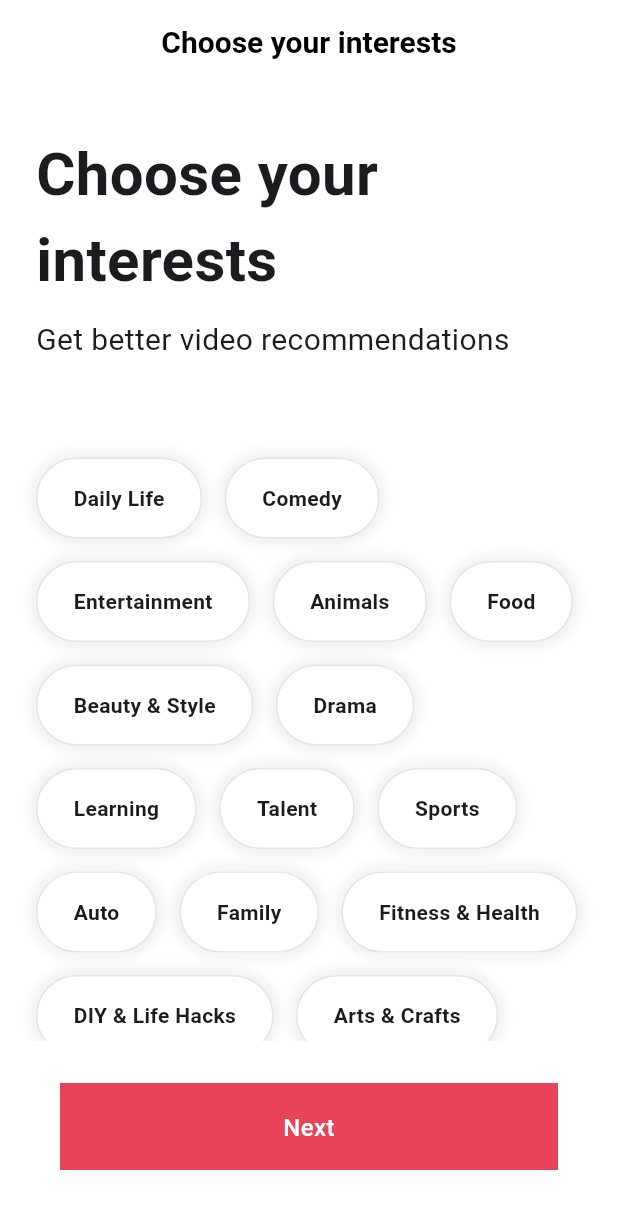
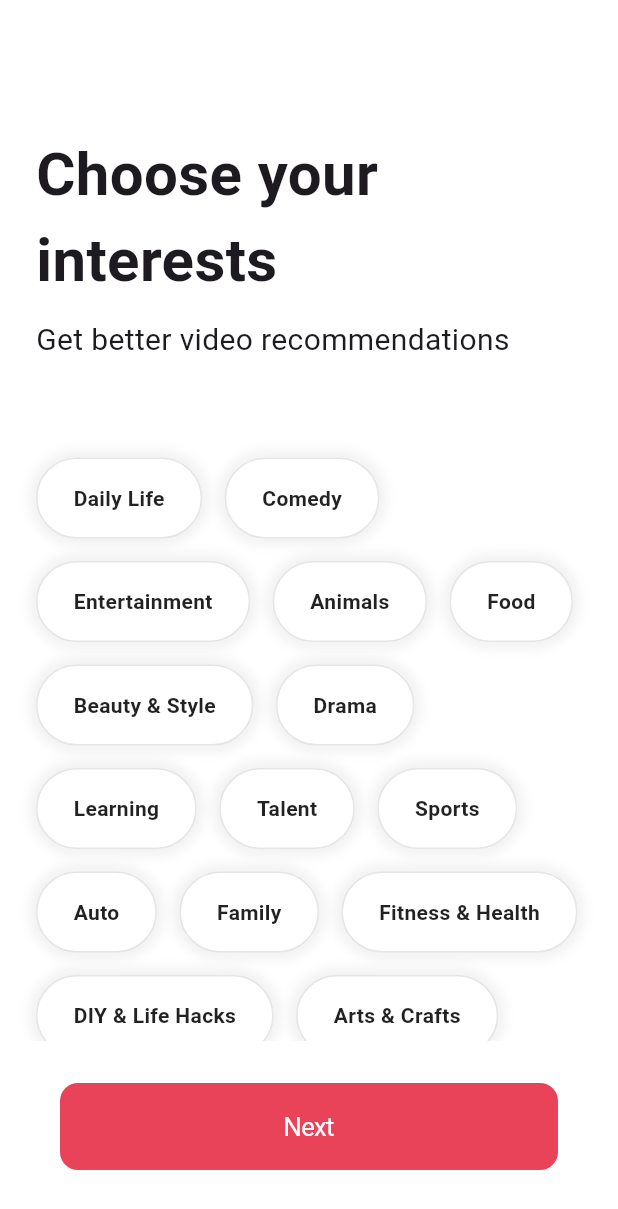
Before and after one commit to ardenspace/practice-flutter2, a Flutter app: the screen it shows after launch, on a phone screen of 412 x 824 dp. Shown: the top 1209 px of the screen. Run offline on Flutter 3.47's test engine with Material 3 defaults, Android fonts, the phone set to English and light mode, and no system bars; our stand-ins replace font_awesome_flutter.

Commit message:
update interests screen and interests button widgets

```diff
--- a/lib/features/authentication/widgets/onboarding/interests_screen.dart
+++ b/lib/features/authentication/widgets/onboarding/interests_screen.dart
@@ -1,6 +1,9 @@
+import 'package:flutter/cupertino.dart';
 import 'package:flutter/material.dart';
 import 'package:tiktok_clone/constants/gaps.dart';
 import 'package:tiktok_clone/constants/sizes.dart';
+import 'package:tiktok_clone/features/authentication/widgets/onboarding/widgets/interets_button.dart';
+import 'package:tiktok_clone/features/authentication/widgets/onboarding/widgets/tutorial_screen.dart';
 
 const interests = [
   "Daily Life",
@@ -43,16 +46,73 @@ const interests = [
   "Home & Garden",
 ];
 
-class InterestsScreen extends StatelessWidget {
+class InterestsScreen extends StatefulWidget {
   const InterestsScreen({super.key});
+
+  @override
+  State<InterestsScreen> createState() =>
+      _InterestsScreenState();
+}
+
+class _InterestsScreenState extends State<InterestsScreen> {
+  final ScrollController _scrollController =
+      ScrollController();
+
+  bool _showTitle = false;
+
+  void _onScroll() {
+    // 처음에는 전체에 setState를 먹였는데 그렇게 하면 단점: 어쨌든 스크롤을 할 때마다 항상 호출됨 그런데 이렇게 개별로 setState를 주게 되면 값이 실제로 변경될 때에만 호출됨 ... 따라서 setState를 따로 관리하는 게 효율적이겠지?
+    if (_scrollController.offset > 100) {
+      if (!_showTitle) {
+        setState(() {
+          _showTitle = true;
+        });
+      }
+    } else {
+      if (_showTitle) {
+        setState(() {
+          _showTitle = false;
+        });
+      }
+    }
+  }
+
+  void _onNextTap() {
+    Navigator.push(
+      context,
+      MaterialPageRoute(
+        builder: (context) => const TutorialScreen(),
+      ),
+    );
+  }
+
+  @override
+  void initState() {
+    super.initState();
+
+    _scrollController.addListener(_onScroll);
+  }
+
+  @override
+  void dispose() {
+    _scrollController.dispose();
+    super.dispose();
+  }
 
   @override
   Widget build(BuildContext context) {
     return Scaffold(
       appBar: AppBar(
-        title: const Text("Choose your interests"),
+        title: AnimatedOpacity(
+          opacity: _showTitle ? 1 : 0,
+          duration: const Duration(milliseconds: 300),
+          child: const Text("Choose your interests"),
         ),
-      body: SingleChildScrollView(
+      ),
+      body: Scrollbar(
+        controller: _scrollController,
+        child: SingleChildScrollView(
+          controller: _scrollController,
           child: Padding(
             padding: const EdgeInsets.only(
               left: Sizes.size24,
@@ -81,47 +141,16 @@ class InterestsScreen extends StatelessWidget {
                   spacing: 15,
                   children: [
                     for (var interest in interests)
-                    Container(
-                      padding: const EdgeInsets.symmetric(
-                        vertical: Sizes.size16,
-                        horizontal: Sizes.size24,
-                      ),
-                      decoration: BoxDecoration(
-                        color: Colors.white,
-                        borderRadius: BorderRadius.circular(
-                          Sizes.size32,
-                        ),
-                        border: Border.all(
-                          color: Colors.black.withValues(
-                            alpha: 0.1,
-                          ),
-                        ),
-                        boxShadow: [
-                          BoxShadow(
-                            color: Colors.black.withValues(
-                              alpha: 0.05,
-                            ),
-                            blurRadius: 5,
-                            spreadRadius: 5,
-                          ),
-                        ],
-                      ),
-                      child: Text(
-                        interest,
-                        style: const TextStyle(
-                          fontWeight: FontWeight.bold,
-                        ),
-                      ),
-                    ),
+                      InterestButton(interest: interest),
                   ],
                 ),
               ],
             ),
           ),
         ),
+      ),
       bottomNavigationBar: BottomAppBar(
         height: 130,
-        elevation: 2,
         child: Padding(
           padding: const EdgeInsets.only(
             top: Sizes.size16,
@@ -129,21 +158,12 @@ class InterestsScreen extends StatelessWidget {
             left: Sizes.size24,
             right: Sizes.size24,
           ),
-          child: Container(
-            padding: const EdgeInsets.symmetric(
-              vertical: Sizes.size16 + Sizes.size2,
-            ),
-            decoration: BoxDecoration(
+          child: CupertinoButton(
+            onPressed: _onNextTap,
             color: Theme.of(context).primaryColor,
-            ),
             child: const Text(
-              'Next',
-              textAlign: TextAlign.center,
-              style: TextStyle(
-                color: Colors.white,
-                fontWeight: FontWeight.w500,
-                fontSize: Sizes.size16,
-              ),
+              "Next",
+              style: TextStyle(color: Colors.white),
             ),
           ),
         ),
--- /dev/null
+++ b/lib/features/authentication/widgets/onboarding/widgets/interets_button.dart
@@ -0,0 +1,61 @@
+import 'package:flutter/material.dart';
+import 'package:tiktok_clone/constants/sizes.dart';
+
+class InterestButton extends StatefulWidget {
+  const InterestButton({super.key, required this.interest});
+
+  final String interest;
+
+  @override
+  State<InterestButton> createState() =>
+      _InterestButtonState();
+}
+
+class _InterestButtonState extends State<InterestButton> {
+  bool _isSelected = false;
+
+  void _onTap() {
+    setState(() {
+      _isSelected = !_isSelected;
+    });
+  }
+
+  @override
+  Widget build(BuildContext context) {
+    return GestureDetector(
+      onTap: _onTap,
+      child: AnimatedContainer(
+        duration: const Duration(milliseconds: 300),
+        padding: const EdgeInsets.symmetric(
+          vertical: Sizes.size16,
+          horizontal: Sizes.size24,
+        ),
+        decoration: BoxDecoration(
+          color: _isSelected
+              ? Theme.of(context).primaryColor
+              : Colors.white,
+          borderRadius: BorderRadius.circular(Sizes.size32),
+          border: Border.all(
+            color: Colors.black.withValues(alpha: 0.1),
+          ),
+          boxShadow: [
+            BoxShadow(
+              color: Colors.black.withValues(alpha: 0.05),
+              blurRadius: 5,
+              spreadRadius: 5,
+            ),
+          ],
+        ),
+        child: Text(
+          widget.interest,
+          style: TextStyle(
+            fontWeight: FontWeight.bold,
+            color: _isSelected
+                ? Colors.white
+                : Colors.black87,
+          ),
+        ),
+      ),
+    );
+  }
+}
```
Lines whose indentation alone changed are shown as unchanged.
